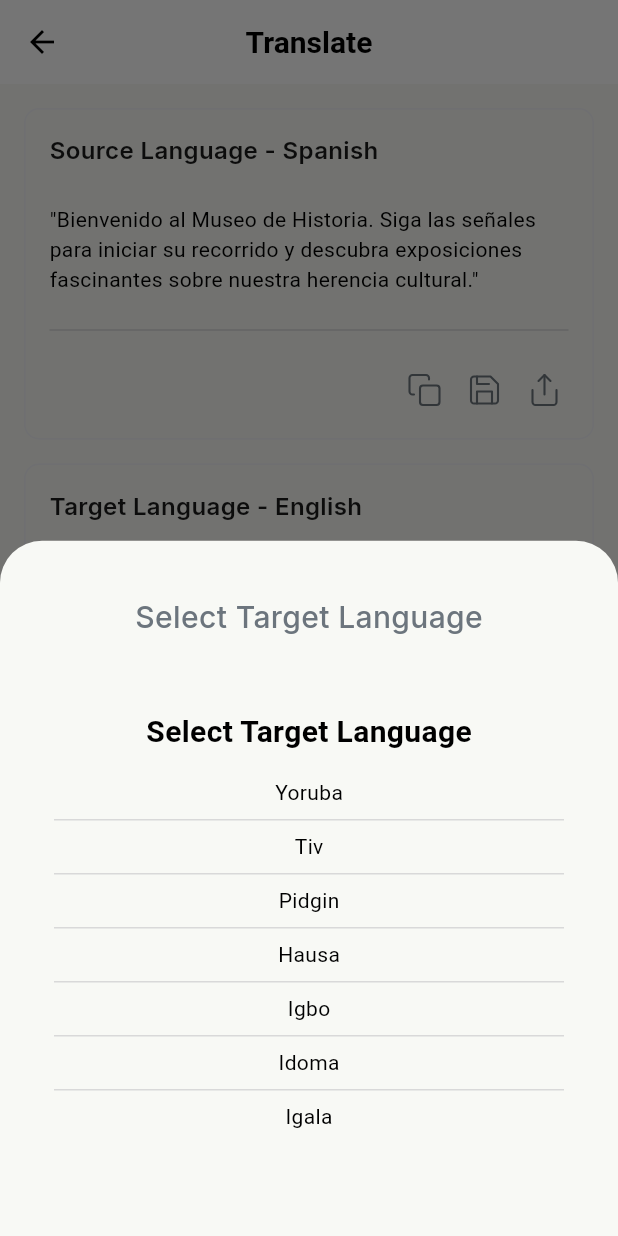
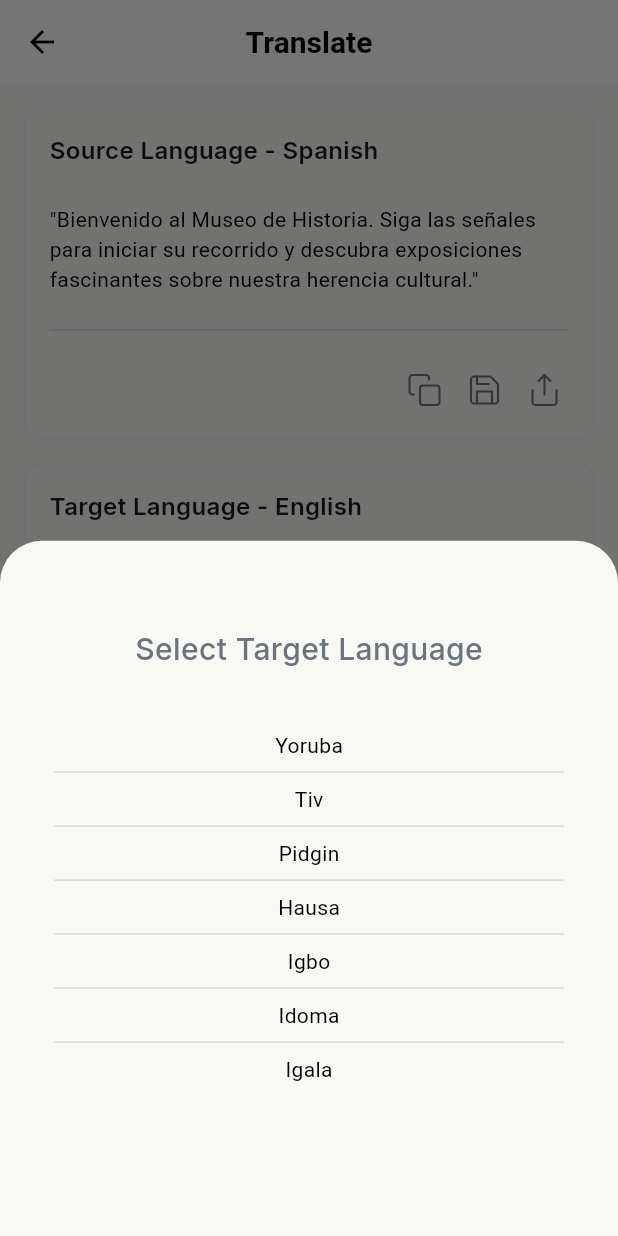
Before and after one commit to ezeanyimhenry/nfc_app_flutter, a Flutter app: the TranslateScreen screen opened directly, after a tap on "Select", on a phone screen of 412 x 824 dp. Run offline on Flutter 3.47's test engine with Material 3 defaults, Android fonts, the phone set to English and light mode, and no system bars; our stand-ins replace dropdown_search, flutter_dotenv, flutter_svg, google_fonts, google_generative_ai; missing offline and left inert: nfc_manager.

Commit message:
refactored folder structure

```diff
--- a/lib/presentation/screens/settings_screen.dart
+++ b/lib/presentation/settings/settings_screen.dart
@@ -2,7 +2,7 @@ import 'package:flutter/material.dart';
 import 'package:flutter_svg/svg.dart';
 import 'package:nfc_app/constants/app_spacing.dart';
 import 'package:nfc_app/constants/app_textstyles.dart';
-import 'package:nfc_app/presentation/screens/settings_language_screen.dart';
+import 'package:nfc_app/presentation/settings/settings_language_screen.dart';
 import 'package:nfc_app/presentation/screens/translate/translate_screen.dart';
 import 'package:nfc_app/presentation/widgets/app_buttons.dart';
 
--- a/lib/presentation/widgets/app_bottom_sheet.dart
+++ b/lib/presentation/widgets/app_bottom_sheet.dart
@@ -42,11 +42,6 @@ class AppBottomsheet extends StatelessWidget {
             style: AppTextStyle.heading2,
           ),
           const YGap(value: 24),
-          const YGap(value: 24),
-          Text(
-            title,
-            style: const TextStyle(fontSize: 20, fontWeight: FontWeight.bold),
-          ),
           if (centerContent != null) ...[
             const YGap(value: 16),
             centerContent!,
@@ -74,7 +69,11 @@ class AppBottomsheet extends StatelessWidget {
             PrimaryButton(onTap: primaryButtonOnTap!, text: primaryButtonText)
           else if (hasSecondaryButton && secondaryButtonOnTap != null)
             SecondaryButton(
-                onTap: secondaryButtonOnTap!, text: secondaryButtonText),
+                onTap: secondaryButtonOnTap!, text: secondaryButtonText)
+          else
+            const SizedBox(
+              width: double.infinity,
+            )
         ],
       ),
     );
```
Also changed, not shown: lib/presentation/screens/home.dart (+4 -4 lines), lib/presentation/screens/read-nfc/read_nfc_screen.dart (renamed from lib/presentation/screens/read_nfc_screen.dart, +16 -5 lines), lib/presentation/screens/history/history_screen.dart (renamed from lib/presentation/screens/history_screen.dart), lib/presentation/screens/write-nfc/write_nfc_screen.dart (renamed from lib/presentation/screens/write_nfc_screen.dart), lib/presentation/settings/settings_language_screen.dart (renamed from lib/presentation/screens/settings_language_screen.dart).
